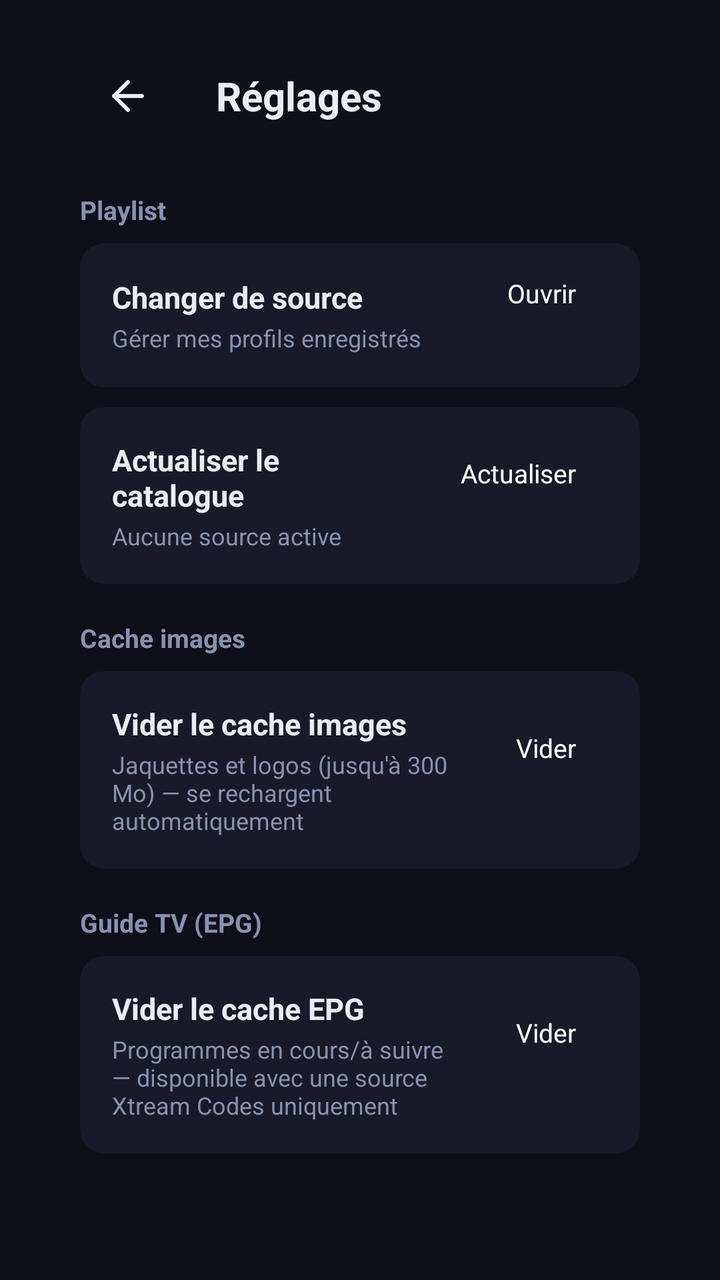
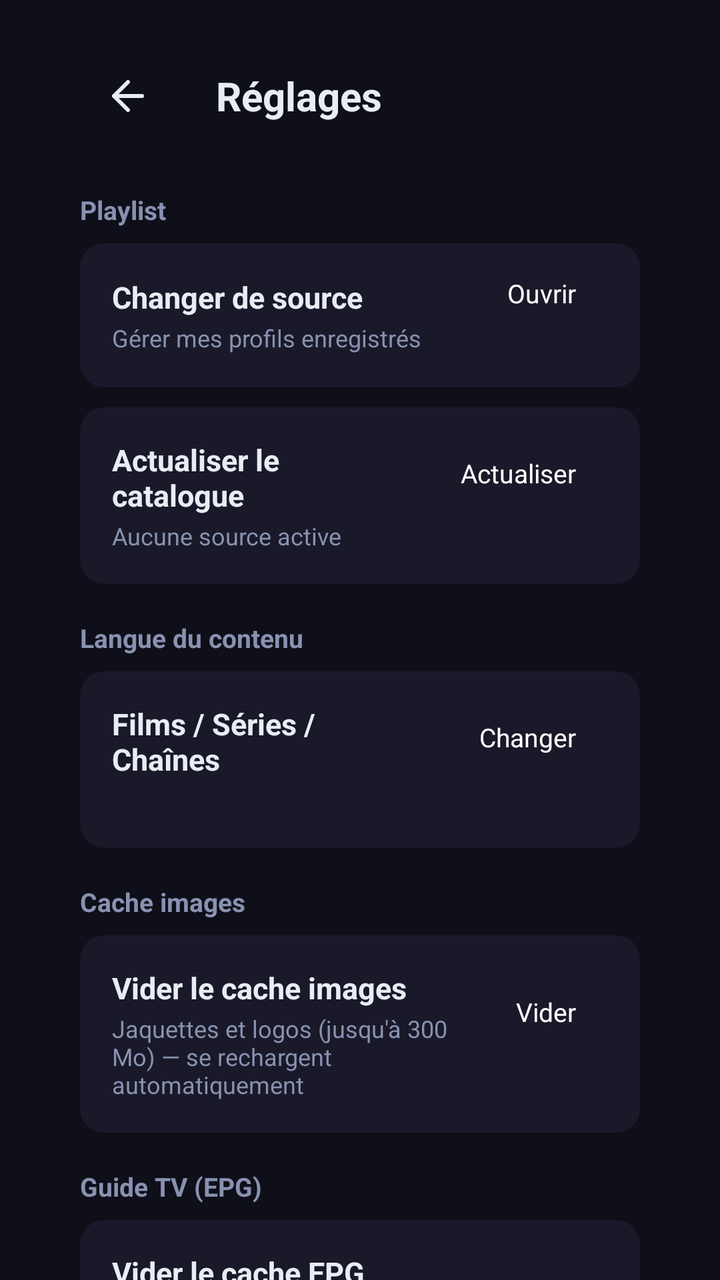

Compare the two renders of this Android layout. The source of the first and the diff that turns it into the second are given below.
<!-- AndroidManifest.xml: application theme Theme.IPTV -->
<!-- res/layout/activity_settings.xml -->
<?xml version="1.0" encoding="utf-8"?>
<FrameLayout xmlns:android="http://schemas.android.com/apk/res/android"
    xmlns:app="http://schemas.android.com/apk/res-auto"
    android:layout_width="match_parent"
    android:layout_height="match_parent"
    android:background="@color/bg_dark">

    <LinearLayout
        android:layout_width="match_parent"
        android:layout_height="match_parent"
        android:orientation="vertical"
        android:clipChildren="false"
        android:clipToPadding="false">

        <LinearLayout
            android:layout_width="match_parent"
            android:layout_height="wrap_content"
            android:gravity="center_vertical"
            android:orientation="horizontal"
            android:paddingStart="40dp"
            android:paddingEnd="40dp"
            android:paddingTop="24dp"
            android:paddingBottom="16dp"
            android:clipChildren="false"
            android:clipToPadding="false">

            <FrameLayout
                android:id="@+id/btn_back"
                android:layout_width="48dp"
                android:layout_height="48dp"
                android:layout_marginEnd="20dp"
                android:focusable="true"
                android:clickable="true"
                android:clipChildren="false"
                android:clipToPadding="false"
                android:defaultFocusHighlightEnabled="false">

                <ImageView
                    android:layout_width="24dp"
                    android:layout_height="24dp"
                    android:layout_gravity="center"
                    android:src="@drawable/ic_pwa_back"
                    app:tint="@color/text_primary" />

                <com.nicotv.iptv2.ui.common.RotatingBorderView
                    android:id="@+id/btn_back_ring"
                    android:layout_width="match_parent"
                    android:layout_height="match_parent"
                    app:circular="true"
                    app:borderColor="@android:color/white"
                    android:visibility="invisible" />
            </FrameLayout>

            <TextView
                android:layout_width="0dp"
                android:layout_height="wrap_content"
                android:layout_weight="1"
                android:text="@string/settings_title"
                android:textColor="@color/text_primary"
                android:textSize="20sp"
                android:textStyle="bold" />
        </LinearLayout>

        <ScrollView
            android:layout_width="match_parent"
            android:layout_height="0dp"
            android:layout_weight="1"
            android:clipToPadding="false"
            android:paddingBottom="24dp">

            <LinearLayout
                android:layout_width="match_parent"
                android:layout_height="wrap_content"
                android:orientation="vertical"
                android:paddingStart="40dp"
                android:paddingEnd="40dp">

                
                <TextView
                    android:layout_width="wrap_content"
                    android:layout_height="wrap_content"
                    android:layout_marginTop="8dp"
                    android:layout_marginBottom="8dp"
                    android:text="@string/settings_section_playlist"
                    android:textColor="@color/text_secondary"
                    android:textSize="13sp"
                    android:textStyle="bold" />

                <LinearLayout
                    android:layout_width="match_parent"
                    android:layout_height="wrap_content"
                    android:layout_marginBottom="10dp"
                    android:orientation="horizontal"
                    android:gravity="center_vertical"
                    android:background="@drawable/bg_card"
                    android:padding="16dp">

                    <LinearLayout
                        android:layout_width="0dp"
                        android:layout_height="wrap_content"
                        android:layout_weight="1"
                        android:orientation="vertical"
                        android:layout_marginEnd="16dp">
                        <TextView
                            android:layout_width="match_parent"
                            android:layout_height="wrap_content"
                            android:text="@string/settings_change_source"
                            android:textColor="@color/text_primary"
                            android:textSize="15sp"
                            android:textStyle="bold" />
                        <TextView
                            android:layout_width="match_parent"
                            android:layout_height="wrap_content"
                            android:layout_marginTop="2dp"
                            android:text="@string/settings_change_source_sub"
                            android:textColor="@color/text_secondary"
                            android:textSize="12sp" />
                    </LinearLayout>

                    <Button
                        android:id="@+id/btn_change_source"
                        style="?android:attr/borderlessButtonStyle"
                        android:layout_width="wrap_content"
                        android:layout_height="40dp"
                        android:minWidth="0dp"
                        android:paddingStart="16dp"
                        android:paddingEnd="16dp"
                        android:background="@drawable/bg_btn_secondary"
                        android:text="@string/settings_action_open"
                        android:textAllCaps="false"
                        android:textColor="@android:color/white"
                        android:textSize="13sp" />
                </LinearLayout>

                <LinearLayout
                    android:layout_width="match_parent"
                    android:layout_height="wrap_content"
                    android:layout_marginBottom="10dp"
                    android:orientation="horizontal"
                    android:gravity="center_vertical"
                    android:background="@drawable/bg_card"
                    android:padding="16dp">

                    <LinearLayout
                        android:layout_width="0dp"
                        android:layout_height="wrap_content"
                        android:layout_weight="1"
                        android:orientation="vertical"
                        android:layout_marginEnd="16dp">
                        <TextView
                            android:layout_width="match_parent"
                            android:layout_height="wrap_content"
                            android:text="@string/settings_refresh_catalog"
                            android:textColor="@color/text_primary"
                            android:textSize="15sp"
                            android:textStyle="bold" />
                        <TextView
                            android:id="@+id/tv_last_update"
                            android:layout_width="match_parent"
                            android:layout_height="wrap_content"
                            android:layout_marginTop="2dp"
                            android:text="@string/settings_no_active_profile"
                            android:textColor="@color/text_secondary"
                            android:textSize="12sp" />
                    </LinearLayout>

                    <Button
                        android:id="@+id/btn_refresh_catalog"
                        style="?android:attr/borderlessButtonStyle"
                        android:layout_width="wrap_content"
                        android:layout_height="40dp"
                        android:minWidth="0dp"
                        android:paddingStart="16dp"
                        android:paddingEnd="16dp"
                        android:background="@drawable/bg_btn_secondary"
                        android:text="@string/settings_action_refresh"
                        android:textAllCaps="false"
                        android:textColor="@android:color/white"
                        android:textSize="13sp" />
                </LinearLayout>

                
                <TextView
                    android:layout_width="wrap_content"
                    android:layout_height="wrap_content"
                    android:layout_marginTop="8dp"
                    android:layout_marginBottom="8dp"
                    android:text="@string/settings_section_image_cache"
                    android:textColor="@color/text_secondary"
                    android:textSize="13sp"
                    android:textStyle="bold" />

                <LinearLayout
                    android:layout_width="match_parent"
                    android:layout_height="wrap_content"
                    android:layout_marginBottom="10dp"
                    android:orientation="horizontal"
                    android:gravity="center_vertical"
                    android:background="@drawable/bg_card"
                    android:padding="16dp">

                    <LinearLayout
                        android:layout_width="0dp"
                        android:layout_height="wrap_content"
                        android:layout_weight="1"
                        android:orientation="vertical"
                        android:layout_marginEnd="16dp">
                        <TextView
                            android:layout_width="match_parent"
                            android:layout_height="wrap_content"
                            android:text="@string/settings_clear_image_cache"
                            android:textColor="@color/text_primary"
                            android:textSize="15sp"
                            android:textStyle="bold" />
                        <TextView
                            android:layout_width="match_parent"
                            android:layout_height="wrap_content"
                            android:layout_marginTop="2dp"
                            android:text="@string/settings_clear_image_cache_sub"
                            android:textColor="@color/text_secondary"
                            android:textSize="12sp" />
                    </LinearLayout>

                    <Button
                        android:id="@+id/btn_clear_image_cache"
                        style="?android:attr/borderlessButtonStyle"
                        android:layout_width="wrap_content"
                        android:layout_height="40dp"
                        android:minWidth="0dp"
                        android:paddingStart="16dp"
                        android:paddingEnd="16dp"
                        android:background="@drawable/bg_btn_secondary"
                        android:text="@string/settings_action_clear"
                        android:textAllCaps="false"
                        android:textColor="@android:color/white"
                        android:textSize="13sp" />
                </LinearLayout>

                
                <TextView
                    android:layout_width="wrap_content"
                    android:layout_height="wrap_content"
                    android:layout_marginTop="8dp"
                    android:layout_marginBottom="8dp"
                    android:text="@string/settings_section_epg"
                    android:textColor="@color/text_secondary"
                    android:textSize="13sp"
                    android:textStyle="bold" />

                <LinearLayout
                    android:layout_width="match_parent"
                    android:layout_height="wrap_content"
                    android:layout_marginBottom="10dp"
                    android:orientation="horizontal"
                    android:gravity="center_vertical"
                    android:background="@drawable/bg_card"
                    android:padding="16dp">

                    <LinearLayout
                        android:layout_width="0dp"
                        android:layout_height="wrap_content"
                        android:layout_weight="1"
                        android:orientation="vertical"
                        android:layout_marginEnd="16dp">
                        <TextView
                            android:layout_width="match_parent"
                            android:layout_height="wrap_content"
                            android:text="@string/settings_clear_epg_cache"
                            android:textColor="@color/text_primary"
                            android:textSize="15sp"
                            android:textStyle="bold" />
                        <TextView
                            android:layout_width="match_parent"
                            android:layout_height="wrap_content"
                            android:layout_marginTop="2dp"
                            android:text="@string/settings_clear_epg_cache_sub"
                            android:textColor="@color/text_secondary"
                            android:textSize="12sp" />
                    </LinearLayout>

                    <Button
                        android:id="@+id/btn_clear_epg_cache"
                        style="?android:attr/borderlessButtonStyle"
                        android:layout_width="wrap_content"
                        android:layout_height="40dp"
                        android:minWidth="0dp"
                        android:paddingStart="16dp"
                        android:paddingEnd="16dp"
                        android:background="@drawable/bg_btn_secondary"
                        android:text="@string/settings_action_clear"
                        android:textAllCaps="false"
                        android:textColor="@android:color/white"
                        android:textSize="13sp" />
                </LinearLayout>

            </LinearLayout>
        </ScrollView>

        <ProgressBar
            android:id="@+id/progress_loading"
            android:layout_width="wrap_content"
            android:layout_height="wrap_content"
            android:layout_gravity="center"
            android:visibility="gone" />

    </LinearLayout>

</FrameLayout>
<!-- resources referenced by this layout -->
<resources>
  <color name="bg_dark">#0F0F1A</color>
  <color name="text_primary">#EAECF4</color>
  <color name="text_secondary">#8892B0</color>
  <!-- drawable bg_btn_secondary (drawable) -->
  <?xml version="1.0" encoding="utf-8"?>
  <selector xmlns:android="http://schemas.android.com/apk/res/android">
      <item android:state_focused="true">
          <shape android:shape="rectangle">
              <solid android:color="#26FFFFFF" />
              <corners android:radius="8dp" />
          </shape>
      </item>
      <item>
          <shape android:shape="rectangle">
              <solid android:color="@android:color/transparent" />
          </shape>
      </item>
  </selector>
  <!-- drawable bg_card (drawable) -->
  <?xml version="1.0" encoding="utf-8"?>
  <shape xmlns:android="http://schemas.android.com/apk/res/android" android:shape="rectangle">
      <solid android:color="#CC1C1C2E" />
      <corners android:radius="12dp" />
  </shape>
  <!-- drawable ic_pwa_back (drawable) -->
  <?xml version="1.0" encoding="utf-8"?>
  <vector xmlns:android="http://schemas.android.com/apk/res/android"
      android:width="24dp" android:height="24dp"
      android:viewportWidth="24" android:viewportHeight="24">
      <path android:strokeColor="#EAECF4" android:strokeWidth="2" android:fillColor="#00000000"
          android:strokeLineCap="round" android:strokeLineJoin="round"
          android:pathData="M19,12 H5 M12,19 l-7,-7 l7,-7" />
  </vector>
  <string name="settings_action_clear">Vider</string>
  <string name="settings_action_open">Ouvrir</string>
  <string name="settings_action_refresh">Actualiser</string>
  <string name="settings_change_source">Changer de source</string>
  <string name="settings_change_source_sub">Gérer mes profils enregistrés</string>
  <string name="settings_clear_epg_cache">Vider le cache EPG</string>
  <string name="settings_clear_epg_cache_sub">Programmes en cours/à suivre — disponible avec une source Xtream Codes uniquement</string>
  <string name="settings_clear_image_cache">Vider le cache images</string>
  <string name="settings_clear_image_cache_sub">Jaquettes et logos (jusqu\'à 300 Mo) — se rechargent automatiquement</string>
  <string name="settings_no_active_profile">Aucune source active</string>
  <string name="settings_refresh_catalog">Actualiser le catalogue</string>
  <string name="settings_section_epg">Guide TV (EPG)</string>
  <string name="settings_section_image_cache">Cache images</string>
  <string name="settings_section_playlist">Playlist</string>
  <string name="settings_title">Réglages</string>
  <style name="Theme.IPTV" parent="Theme.Leanback">
          <item name="android:windowBackground">@color/bg_dark</item>
          <item name="colorPrimary">@color/accent</item>
          <item name="colorAccent">@color/accent</item>
          <item name="android:textColorPrimary">@color/text_primary</item>
          <item name="android:textColorSecondary">@color/text_secondary</item>
          <item name="android:editTextColor">@color/text_primary</item>
          <item name="android:colorControlActivated">@color/accent</item>
          <item name="android:colorControlHighlight">#334361EE</item>
          
          <item name="windowNoTitle">true</item>
          <item name="android:windowNoTitle">true</item>
          <item name="windowActionBar">false</item>
          <item name="android:windowActionBar">false</item>
      </style>
  <color name="accent">#4361EE</color>
</resources>

<!-- the commit's change to res/layout/activity_settings.xml (unified diff, before → after) -->
@@ -185,6 +185,63 @@
                     android:layout_height="wrap_content"
                     android:layout_marginTop="8dp"
                     android:layout_marginBottom="8dp"
+                    android:text="@string/settings_section_language"
+                    android:textColor="@color/text_secondary"
+                    android:textSize="13sp"
+                    android:textStyle="bold" />
+
+                <LinearLayout
+                    android:layout_width="match_parent"
+                    android:layout_height="wrap_content"
+                    android:layout_marginBottom="10dp"
+                    android:orientation="horizontal"
+                    android:gravity="center_vertical"
+                    android:background="@drawable/bg_card"
+                    android:padding="16dp">
+
+                    <LinearLayout
+                        android:layout_width="0dp"
+                        android:layout_height="wrap_content"
+                        android:layout_weight="1"
+                        android:orientation="vertical"
+                        android:layout_marginEnd="16dp">
+                        <TextView
+                            android:layout_width="match_parent"
+                            android:layout_height="wrap_content"
+                            android:text="@string/settings_content_language"
+                            android:textColor="@color/text_primary"
+                            android:textSize="15sp"
+                            android:textStyle="bold" />
+                        <TextView
+                            android:id="@+id/tv_content_language"
+                            android:layout_width="match_parent"
+                            android:layout_height="wrap_content"
+                            android:layout_marginTop="2dp"
+                            android:textColor="@color/text_secondary"
+                            android:textSize="12sp" />
+                    </LinearLayout>
+
+                    <Button
+                        android:id="@+id/btn_content_language"
+                        style="?android:attr/borderlessButtonStyle"
+                        android:layout_width="wrap_content"
+                        android:layout_height="40dp"
+                        android:minWidth="0dp"
+                        android:paddingStart="16dp"
+                        android:paddingEnd="16dp"
+                        android:background="@drawable/bg_btn_secondary"
+                        android:text="@string/settings_action_change"
+                        android:textAllCaps="false"
+                        android:textColor="@android:color/white"
+                        android:textSize="13sp" />
+                </LinearLayout>
+
+                
+                <TextView
+                    android:layout_width="wrap_content"
+                    android:layout_height="wrap_content"
+                    android:layout_marginTop="8dp"
+                    android:layout_marginBottom="8dp"
                     android:text="@string/settings_section_image_cache"
                     android:textColor="@color/text_secondary"
                     android:textSize="13sp"
<!-- resource entries referenced after the edit -->
@@ -33,6 +33,7 @@
           android:strokeLineCap="round" android:strokeLineJoin="round"
           android:pathData="M19,12 H5 M12,19 l-7,-7 l7,-7" />
   </vector>
+  <string name="settings_action_change">Changer</string>
   <string name="settings_action_clear">Vider</string>
   <string name="settings_action_open">Ouvrir</string>
   <string name="settings_action_refresh">Actualiser</string>
@@ -42,10 +43,12 @@
   <string name="settings_clear_epg_cache_sub">Programmes en cours/à suivre — disponible avec une source Xtream Codes uniquement</string>
   <string name="settings_clear_image_cache">Vider le cache images</string>
   <string name="settings_clear_image_cache_sub">Jaquettes et logos (jusqu\'à 300 Mo) — se rechargent automatiquement</string>
+  <string name="settings_content_language">Films / Séries / Chaînes</string>
   <string name="settings_no_active_profile">Aucune source active</string>
   <string name="settings_refresh_catalog">Actualiser le catalogue</string>
   <string name="settings_section_epg">Guide TV (EPG)</string>
   <string name="settings_section_image_cache">Cache images</string>
+  <string name="settings_section_language">Langue du contenu</string>
   <string name="settings_section_playlist">Playlist</string>
   <string name="settings_title">Réglages</string>
   <style name="Theme.IPTV" parent="Theme.Leanback">
